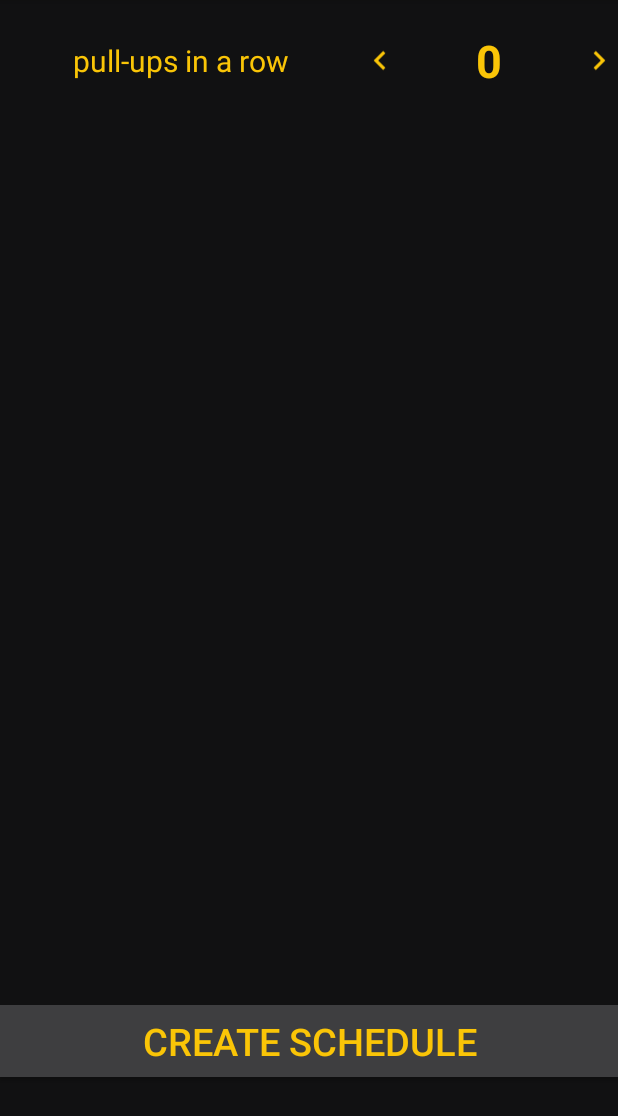
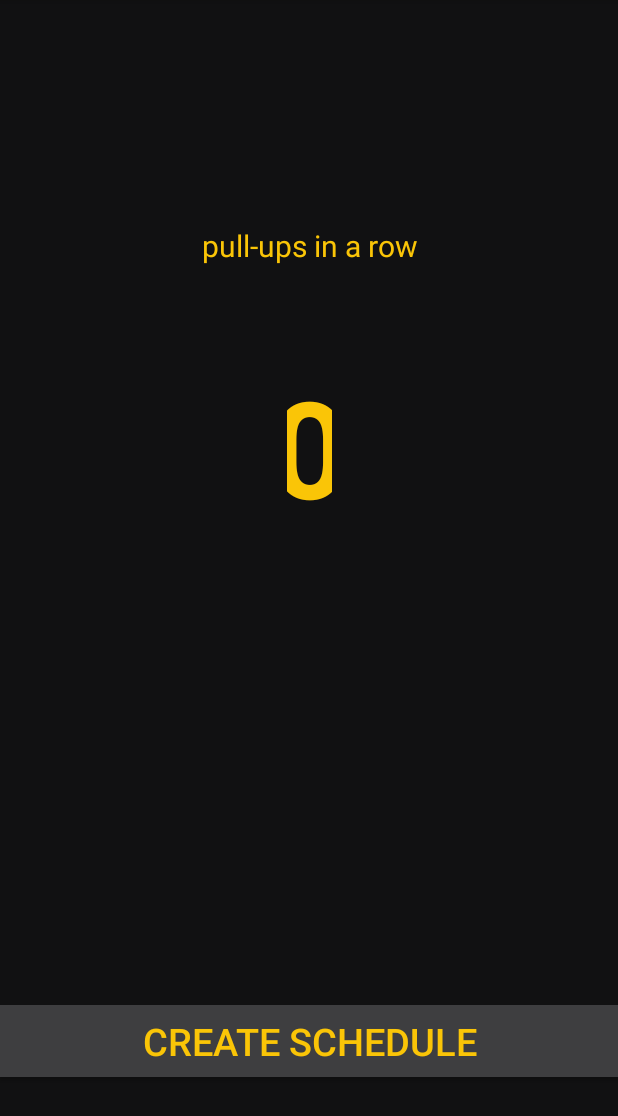
Before and after one commit to pehom/TheTraining2.0, an Android app: the screen it shows after launch (MainActivity), in the options menu, after a tap on "Reset the training", on a phone screen of 412 x 824 dp, the part 84-1200 px from its top. Run offline under Robolectric (Android 15) with nearby library versions, the phone set to English and light mode, and no system bars.

Commit message:
30,03,2020 trying to add recyclerview

```diff
--- a/app/build.gradle
+++ b/app/build.gradle
@@ -31,4 +31,5 @@ dependencies {
     testImplementation 'junit:junit:4.12'
     androidTestImplementation 'androidx.test.ext:junit:1.1.1'
     androidTestImplementation 'androidx.test.espresso:espresso-core:3.2.0'
+    implementation 'androidx.recyclerview:recyclerview:1.1.0'
 }
--- a/app/src/main/java/com/android/pehom/thetraining20/MainActivity.java
+++ b/app/src/main/java/com/android/pehom/thetraining20/MainActivity.java
@@ -3,6 +3,8 @@ package com.android.pehom.thetraining20;
 import androidx.annotation.Nullable;
 import androidx.appcompat.app.AppCompatActivity;
 import androidx.core.content.ContextCompat;
+import androidx.recyclerview.widget.LinearLayoutManager;
+import androidx.recyclerview.widget.RecyclerView;
 
 import android.content.Context;
 import android.content.Intent;
@@ -15,26 +17,34 @@ import android.widget.ImageView;
 import android.widget.LinearLayout;
 import android.widget.TextView;
 
+import com.android.pehom.thetraining20.adapters.PullupsCountAdapter;
+
 import java.io.BufferedReader;
 import java.io.FileNotFoundException;
 import java.io.IOException;
 import java.io.InputStream;
 import java.io.InputStreamReader;
 import java.io.OutputStreamWriter;
+import java.util.ArrayList;
+import java.util.Calendar;
+import java.util.Locale;
 
 public class MainActivity extends AppCompatActivity {
-    private final String fileName = "trainingState";
+    private final String trainingState = "trainingState";
+    private final String trainingProgress = "trainingProgress";
     private TextView pullupsCountTextView, pullupsTitleTextView;
     private int pullupsCount, thePullupsCount;
     private String daysCompleted, setsDone;
+    private RecyclerView pullupsCountRecyclerView;
 
     @Override
     protected void onCreate(Bundle savedInstanceState) {
         super.onCreate(savedInstanceState);
         setContentView(R.layout.activity_main);
+
         String[] readFile;
-        readFile = readFromFile(this,fileName).split(">>");
-        Log.d("mylog", "onCreate readFromFile = " + readFromFile(this,fileName));
+        readFile = readFromFile(this,trainingState).split(">>");
+        Log.d("mylog", "onCreate readFromFile = " + readFromFile(this,trainingState));
         if (readFile.length>2) {
             daysCompleted = readFile[1].trim();
             setsDone = readFile[2].trim();
@@ -45,7 +55,17 @@ public class MainActivity extends AppCompatActivity {
 
 
         if (readFile[0].trim().equals("0") && readFile[1].trim().equals("0") && readFile[2].trim().equals("0")){
-            final float[] startx = new float[1];
+            pullupsCountRecyclerView = findViewById(R.id.pullupsCountRecyclerView);
+            RecyclerView.LayoutManager layoutManager = new LinearLayoutManager(this, LinearLayoutManager.HORIZONTAL, false);
+            ArrayList<Integer> pullupsCountArrayList = new ArrayList<>();
+            for (int i= 0; i<500; i++){
+                pullupsCountArrayList.add(i);
+            }
+            PullupsCountAdapter adapter = new PullupsCountAdapter(pullupsCountArrayList);
+            pullupsCountRecyclerView.setLayoutManager(layoutManager);
+            pullupsCountRecyclerView.setAdapter(adapter);
+
+            /*final float[] startx = new float[1];
             final float[] stopx = new float[1];
             pullupsCountTextView = findViewById(R.id.pullupsCountTextView);
             pullupsCountTextView.setOnTouchListener(new View.OnTouchListener() {
@@ -79,7 +99,7 @@ public class MainActivity extends AppCompatActivity {
 
                     return true;
                 }
-            });
+            });*/
         } else {
             Log.d("mylog", "MainActivity > onCreate > readFile = " + readFile);
             startActivity(new Intent(MainActivity.this, ScheduleActivity.class));
@@ -87,7 +107,7 @@ public class MainActivity extends AppCompatActivity {
     }
 
 
-    public void writeToFile(Context context, String data) {
+    public void writeToFile(Context context, String fileName,  String data) {
         try {
             OutputStreamWriter outputStreamWriter = new OutputStreamWriter(context.openFileOutput(fileName, Context.MODE_PRIVATE));
 
@@ -129,8 +149,11 @@ public class MainActivity extends AppCompatActivity {
     }
 
     public void createSchedule(View view) {
-        thePullupsCount = pullupsCount;
-        writeToFile(this, ""+thePullupsCount+">>"+daysCompleted + ">>" + setsDone);
+     //   thePullupsCount = pullupsCountRecyclerView.getChildViewHolder(this).
+        writeToFile(this, trainingState, ""+thePullupsCount+">>"+daysCompleted + ">>" + setsDone);
+        String dayLongName = Calendar.getInstance().getDisplayName(Calendar.DAY_OF_WEEK, Calendar.LONG, Locale.getDefault());
+        String prevTraining = readFromFile(this, trainingProgress);
+        writeToFile(this, trainingProgress, prevTraining + "\n" + dayLongName + "   pull-ups count = " + thePullupsCount );
         Intent intent = new Intent(MainActivity.this, ScheduleActivity.class);
         intent.putExtra("thePullupsCount", thePullupsCount);
         startActivity(intent);
--- a/app/src/main/java/com/android/pehom/thetraining20/ScheduleActivity.java
+++ b/app/src/main/java/com/android/pehom/thetraining20/ScheduleActivity.java
@@ -5,17 +5,18 @@ import androidx.annotation.Nullable;
 import androidx.appcompat.app.AppCompatActivity;
 import androidx.core.content.ContextCompat;
 
-import android.annotation.SuppressLint;
 import android.content.Context;
 import android.content.Intent;
 import android.os.Bundle;
+import android.text.method.ScrollingMovementMethod;
 import android.util.Log;
 import android.view.Menu;
 import android.view.MenuInflater;
 import android.view.MenuItem;
 import android.view.View;
-import android.widget.LinearLayout;
 import android.widget.TextView;
+
+import com.android.pehom.thetraining20.models.TrainingDay;
 
 import java.io.BufferedReader;
 import java.io.FileNotFoundException;
@@ -25,7 +26,8 @@ import java.io.InputStreamReader;
 import java.io.OutputStreamWriter;
 
 public class ScheduleActivity extends AppCompatActivity {
-    private final String fileName = "trainingState";
+    private final String trainingState = "trainingState";
+    private final String trainingProgress = "trainingProgress";
     private TrainingDay[] days;
     private boolean resetFlag;
 
@@ -39,7 +41,7 @@ public class ScheduleActivity extends AppCompatActivity {
         setContentView(R.layout.activity_schedule);
         resetFlag = false;
         String[] readFile;
-        readFile = readFromFile(this, fileName).split(">>");
+        readFile = readFromFile(this, trainingState).split(">>");
 
         if (readFile.length>1) {
             Log.d("mylog", "readFile = " + readFile);
@@ -59,6 +61,9 @@ public class ScheduleActivity extends AppCompatActivity {
             scheduleInfoTextView.setText("thePullUpsCount = " + thePullupsCount + "\n" + "daysCompleted =" +0 + "\n" +
                     "setsDone = " + 0);
         }
+
+        TextView trainingProgressTextView = findViewById(R.id.trainingProgressTextView);
+        trainingProgressTextView.setMovementMethod(new ScrollingMovementMethod());
 
     }
     public void createTrainingTable(int daysQompleted) {
@@ -111,7 +116,7 @@ public class ScheduleActivity extends AppCompatActivity {
                 @Override
                 public void onClick(View v) {
                     Log.d("mylog", "daysCompleted ="+ daysCompleted );
-                    writeToFile(getApplicationContext(), "" + thePullupsCount + ">>"  + daysCompleted+ ">>" +  setsDone);
+                    writeToFile(getApplicationContext(), trainingState,"" + thePullupsCount + ">>"  + daysCompleted+ ">>" +  setsDone);
                     Intent intent = new Intent(ScheduleActivity.this, TrainingDayActivity.class);
                     /*intent.putExtra("dayNumber", days[daysCompleted].getThisDayNumber());
                     intent.putExtra("thePullupsCount", thePullupsCount);
@@ -136,7 +141,7 @@ public class ScheduleActivity extends AppCompatActivity {
         }
     }
 
-    public void writeToFile(Context context, String data) {
+    public void writeToFile(Context context,String fileName,  String data) {
         try {
             OutputStreamWriter outputStreamWriter = new OutputStreamWriter(context.openFileOutput(fileName, Context.MODE_PRIVATE));
 
@@ -181,9 +186,9 @@ public class ScheduleActivity extends AppCompatActivity {
     protected void onStop() {
         super.onStop();
         if (!resetFlag) {
-            writeToFile(this, "" + thePullupsCount + ">>" + daysCompleted + ">>" + setsDone);
+            writeToFile(this, trainingState, "" + thePullupsCount + ">>" + daysCompleted + ">>" + setsDone);
             Log.d("mylog", "onStop SchedAc writeToFile() = " + thePullupsCount + ">>" + daysCompleted + ">>" + setsDone);
-            Log.d("mylog", "onStop SchedAc readFromFile() = " + readFromFile(this, fileName));
+            Log.d("mylog", "onStop SchedAc readFromFile() = " + readFromFile(this, trainingState));
         }
     }
 
@@ -192,7 +197,7 @@ public class ScheduleActivity extends AppCompatActivity {
         super.onResume();
         resetFlag = false;
         String[] readFile;
-        readFile = readFromFile(this, fileName).split(">>");
+        readFile = readFromFile(this, trainingState).split(">>");
 
         if (readFile.length>1) {
             Log.d("mylog", "readFile = " + readFile);
@@ -231,11 +236,17 @@ public class ScheduleActivity extends AppCompatActivity {
     @Override
     public boolean onOptionsItemSelected(@NonNull MenuItem item) {
         switch (item.getItemId()) {
-            case R.id.reset_training:
-                writeToFile(this, "0>>0>>0");
+            case R.id.resetTraining:
+                writeToFile(this, trainingState, "0>>0>>0");
                 resetFlag = true;
                 startActivity(new Intent(ScheduleActivity.this, MainActivity.class));
                 finishAffinity();
+                break;
+            case R.id.trainingProgress:
+                TextView trainingProgressTextView = findViewById(R.id.trainingProgressTextView);
+                TextView trainingProgressTitleTextView = findViewById(R.id.trainingProgressTitleTextView);
+                trainingProgressTitleTextView.setVisibility(View.VISIBLE);
+
         }
         return super.onOptionsItemSelected(item);
     }
--- a/app/src/main/java/com/android/pehom/thetraining20/TrainingDayActivity.java
+++ b/app/src/main/java/com/android/pehom/thetraining20/TrainingDayActivity.java
@@ -13,6 +13,8 @@ import android.view.MenuInflater;
 import android.view.MenuItem;
 import android.view.View;
 import android.widget.TextView;
+
+import com.android.pehom.thetraining20.models.TrainingDay;
 
 import java.io.BufferedReader;
 import java.io.FileNotFoundException;
@@ -72,7 +74,7 @@ public class TrainingDayActivity extends AppCompatActivity {
                     sets[setsDone].setDone(true);
                     sets[setsDone].getThisDayTextView().setTextColor(ContextCompat.getColor(getApplicationContext(), R.color.colorPrimaryDark));
                     sets[setsDone].getThisDayTextView().setClickable(false);
-
+//
                     if (setsDone < 4) {
                         setsDone++;
                         TextView trainingDayInfoTextView = findViewById(R.id.trainingDayInfoTextView);
@@ -172,7 +174,7 @@ public class TrainingDayActivity extends AppCompatActivity {
     @Override
     public boolean onOptionsItemSelected(@NonNull MenuItem item) {
         switch (item.getItemId()) {
-            case R.id.reset_training:
+            case R.id.resetTraining:
                 writeToFile(this, "0>>0>>0");
                 resetFlag = true;
                 startActivity(new Intent(TrainingDayActivity.this, MainActivity.class));
--- /dev/null
+++ b/app/src/main/java/com/android/pehom/thetraining20/adapters/PullupsCountAdapter.java
@@ -0,0 +1,74 @@
+package com.android.pehom.thetraining20.adapters;
+
+import android.view.LayoutInflater;
+import android.view.MotionEvent;
+import android.view.View;
+import android.view.ViewGroup;
+import android.widget.TextView;
+
+import androidx.annotation.NonNull;
+import androidx.recyclerview.widget.RecyclerView;
+
+import com.android.pehom.thetraining20.R;
+
+import java.sql.Array;
+import java.util.ArrayList;
+
+public class PullupsCountAdapter extends RecyclerView.Adapter<PullupsCountAdapter.PullupsCountViewHolder> {
+    private ArrayList<Integer> pullupsCount;
+
+    public PullupsCountAdapter(ArrayList<Integer> pullupsCount){
+        this.pullupsCount = pullupsCount;
+    }
+
+    public static class PullupsCountViewHolder extends RecyclerView.ViewHolder {
+        public TextView pullupsCountTextView1;
+//        public TextView pullupsCountTextView2;
+//        public TextView pullupsCountTextView3;
+
+        public PullupsCountViewHolder(@NonNull View itemView) {
+            super(itemView);
+            pullupsCountTextView1 = itemView.findViewById(R.id.pullupsCountRecyclerViewItemTextView1);
+//            pullupsCountTextView2 = itemView.findViewById(R.id.pullupsCountRecyclerViewItemTextView2);
+//            pullupsCountTextView3 = itemView.findViewById(R.id.pullupsCountRecyclerViewItemTextView3);
+
+        }
+    }
+
+    @NonNull
+    @Override
+    public PullupsCountViewHolder onCreateViewHolder(@NonNull ViewGroup parent, int viewType) {
+        View view = LayoutInflater.from(parent.getContext())
+                .inflate(R.layout.pullups_count_recycler_view_item, parent, false);
+        PullupsCountViewHolder viewHolder = new PullupsCountViewHolder(view);
+
+        return viewHolder;
+    }
+
+    @Override
+    public int getItemCount() {
+        return pullupsCount.size();
+    }
+
+    @Override
+    public void onBindViewHolder(@NonNull PullupsCountViewHolder holder, int position) {
+        holder.pullupsCountTextView1.setText(""+ pullupsCount.get(position));
+//        if (position > 0 && position < pullupsCount.size()-1) {
+//            holder.pullupsCountTextView1.setText(""+pullupsCount.get(position-1));
+//            holder.pullupsCountTextView2.setText(""+pullupsCount.get(position));
+//            holder.pullupsCountTextView3.setText(""+pullupsCount.get(position+1));
+//        } else if (position == 0) {
+//            holder.pullupsCountTextView1.setText(""+pullupsCount.get(0));
+//            holder.pullupsCountTextView2.setText(""+pullupsCount.get(1));
+//            holder.pullupsCountTextView3.setText(""+pullupsCount.get(2));
+//        } else if (position == pullupsCount.size()-1 ) {
+//            holder.pullupsCountTextView1.setText(""+pullupsCount.get(position-2));
+//            holder.pullupsCountTextView2.setText(""+pullupsCount.get(position-1));
+//            holder.pullupsCountTextView3.setText(""+pullupsCount.get(position));
+//        }
+    }
+
+
+
+
+}
--- a/app/src/main/java/com/android/pehom/thetraining20/TrainingDay.java
+++ b/app/src/main/java/com/android/pehom/thetraining20/models/TrainingDay.java
@@ -1,4 +1,4 @@
-package com.android.pehom.thetraining20;
+package com.android.pehom.thetraining20.models;
 
 import android.widget.TextView;
 
--- a/app/src/main/res/layout/activity_main.xml
+++ b/app/src/main/res/layout/activity_main.xml
@@ -8,50 +8,84 @@
     android:orientation="vertical"
     android:background="@color/colorPrimaryDark">
 
-    <LinearLayout
-        android:id="@+id/createTableLinearLayout"
+
+    <TextView
+        android:id="@+id/pullupsTextView"
         android:layout_width="match_parent"
         android:layout_height="wrap_content"
-        android:layout_marginTop="20dp"
+
+        android:layout_marginTop="150dp"
+        android:gravity="center"
+        android:text="pull-ups in a row"
+        android:textColor="@color/colorAccent"
+        android:textSize="20sp"
+        app:layout_constraintStart_toStartOf="parent"
+        app:layout_constraintTop_toTopOf="parent" />
+
+    <LinearLayout
+        android:layout_width="150dp"
+        android:layout_height="150dp"
+        android:layout_marginTop="50dp"
         android:orientation="horizontal"
+        app:layout_constraintEnd_toEndOf="parent"
         app:layout_constraintStart_toStartOf="parent"
-        app:layout_constraintTop_toTopOf="parent">
+        app:layout_constraintTop_toBottomOf="@id/pullupsTextView">
 
-        <TextView
-            android:layout_width="0dp"
+<!--        <ImageView-->
+<!--            android:id="@+id/countLeftImageView"-->
+<!--            android:layout_width="25dp"-->
+<!--            android:layout_height="match_parent"-->
+
+<!--            android:layout_gravity="center_horizontal"-->
+<!--            android:src="@drawable/ic_chevron_left_accent_24dp"-->
+<!--            app:layout_constraintStart_toStartOf="parent"-->
+
+
+
+<!--            />-->
+
+
+     <!--   <TextView
+            android:id="@+id/pullupsCountTextView"
+            android:layout_width="210dp"
             android:layout_height="match_parent"
-            android:layout_weight="4"
-            android:gravity="center"
-            android:text="pull-ups in a row"
-            android:textColor="@color/colorAccent"
-            android:textSize="20sp" />
 
-        <ImageView
-            android:id="@+id/countLeftImageView"
-            android:layout_width="25dp"
-            android:layout_height="match_parent"
-            android:src="@drawable/ic_chevron_left_accent_24dp" />
-
-        <TextView
-            android:id="@+id/pullupsCountTextView"
-            android:layout_width="0dp"
-            android:layout_height="match_parent"
-            android:layout_weight="2"
+            android:layout_marginLeft="20dp"
+            android:layout_marginRight="20dp"
             android:gravity="center"
             android:text="0"
             android:textColor="@color/colorAccent"
-            android:textSize="30sp"
+            android:textSize="90sp"
             android:textStyle="bold"
 
-            />
+            />-->
 
-        <ImageView
-            android:id="@+id/countRightImageView"
-            android:layout_width="25dp"
+        <androidx.recyclerview.widget.RecyclerView
+            android:id="@+id/pullupsCountRecyclerView"
+            android:layout_width="wrap_content"
             android:layout_height="match_parent"
-            android:src="@drawable/ic_chevron_right_accent_24dp" />
+            android:paddingRight="50dp"
+            android:paddingLeft="50dp"/>
+<!--            android:layout_marginLeft="30dp"-->
+<!--            android:layout_marginRight="30dp"-->
+
+
+
+
+<!--        <ImageView-->
+<!--            android:id="@+id/countRightImageView"-->
+<!--            android:layout_width="25dp"-->
+<!--            android:layout_height="match_parent"-->
+<!--            android:layout_gravity="center_horizontal"-->
+<!--            android:src="@drawable/ic_chevron_right_accent_24dp"-->
+<!--            />-->
 
     </LinearLayout>
+
+
+
+
+
 
     <Button
         android:id="@+id/createTrainingTableImageView"
--- /dev/null
+++ b/app/src/main/res/layout/pullups_count_recycler_view_item.xml
@@ -0,0 +1,19 @@
+<?xml version="1.0" encoding="utf-8"?>
+<LinearLayout xmlns:android="http://schemas.android.com/apk/res/android"
+    android:layout_width="match_parent"
+    android:layout_height="wrap_content"
+    android:orientation="horizontal">
+
+    <TextView
+        android:id="@+id/pullupsCountRecyclerViewItemTextView1"
+        android:layout_width="wrap_content"
+        android:layout_height="match_parent"
+        android:gravity="center"
+        android:text="0"
+        android:textColor="@color/colorAccent"
+        android:textSize="90sp"
+        android:textStyle="bold"
+        android:padding="10dp"/>
+
+
+</LinearLayout>
--- a/app/src/main/res/menu/reset_menu.xml
+++ b/app/src/main/res/menu/reset_menu.xml
@@ -2,7 +2,11 @@
 <menu xmlns:android="http://schemas.android.com/apk/res/android"
     xmlns:app="http://schemas.android.com/apk/res-auto">
     <item
-        android:id="@+id/reset_training"
+        android:id="@+id/resetTraining"
         android:title="Reset the training"
         app:showAsAction="never"/>
+    <item
+        android:id="@+id/trainingProgress"
+        android:title="Training progress"
+        app:showAsAction="never"/>
 </menu>
```
Also changed, not shown: app/src/main/res/layout/activity_schedule.xml (+33 -1 lines).
